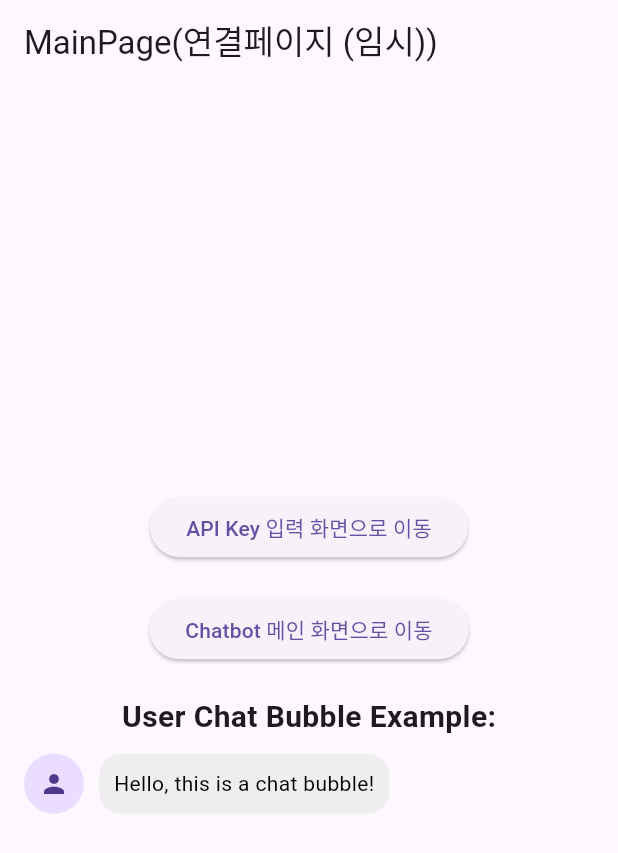
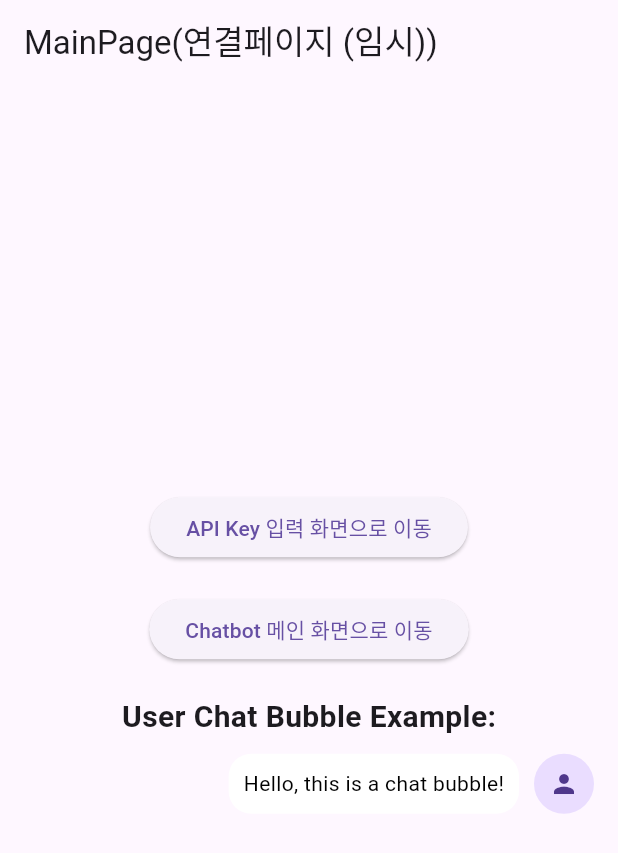
Before and after one commit to jimin0/Langchain-Sql-Chatbot-Web, a Flutter app: the screen it shows after launch, on a phone screen of 412 x 824 dp. Shown: the top 853 px of the screen. Run offline on Flutter 3.47's test engine with Material 3 defaults, Android fonts, the light colour scheme and no system bars.

Commit message:
Feat: 채팅 기본 base 위젯, ai ui, user bubble ui 추가

```diff
--- /dev/null
+++ b/lib/components/chat_aichatbubble.dart
@@ -0,0 +1,16 @@
+import 'package:flutter/material.dart';
+import 'chat_bubble_base.dart';
+
+class AIChatBubble extends StatelessWidget {
+  final String message;
+
+  AIChatBubble({required this.message});
+
+  @override
+  Widget build(BuildContext context) {
+    return ChatBubbleBase(
+      message: message,
+      isUser: false,
+    );
+  }
+}
--- /dev/null
+++ b/lib/components/chat_bubble_base.dart
@@ -0,0 +1,57 @@
+import 'package:flutter/material.dart';
+
+class ChatBubbleBase extends StatelessWidget {
+  final String message;
+  final bool isUser;
+  final Widget? editWidget;
+
+  ChatBubbleBase({
+    required this.message, // 메시지
+    required this.isUser, // 유저 or ai
+    this.editWidget,  // 수정 여부
+  });
+
+  @override
+  Widget build(BuildContext context) {
+    return Padding(
+      padding: const EdgeInsets.symmetric(vertical: 10.0, horizontal: 16.0),
+      child: Row(
+        mainAxisAlignment: isUser ? MainAxisAlignment.end : MainAxisAlignment.start,
+        crossAxisAlignment: CrossAxisAlignment.start,
+        children: [
+          if (!isUser) // AI 인 경우
+            CircleAvatar(
+              radius: 20.0,
+              child: Icon(Icons.support_agent, size: 20.0),
+            ),
+          if (!isUser) SizedBox(width: 10.0),
+          Flexible(
+            child: ConstrainedBox(
+              constraints: BoxConstraints(
+                maxWidth: MediaQuery.of(context).size.width * 0.7,
+              ),
+              child: Container(
+                padding: EdgeInsets.all(10.0),
+                decoration: BoxDecoration(
+                  color: isUser ? Colors.white : Colors.grey[200],
+                  borderRadius: BorderRadius.circular(15.0),
+                ),
+                child: Text(
+                  message,
+                  style: TextStyle(color: Colors.black),
+                ),
+              ),
+            ),
+          ),
+          if (isUser) SizedBox(width: 10.0),
+          if (isUser)
+            CircleAvatar(
+              radius: 20.0,
+              child: Icon(Icons.person, size: 20.0),
+            ),
+          if (editWidget != null) editWidget!,
+        ],
+      ),
+    );
+  }
+}
--- a/lib/components/chat_userchatbubble.dart
+++ b/lib/components/chat_userchatbubble.dart
@@ -1,8 +1,10 @@
 import 'package:flutter/material.dart';
+import 'chat_bubble_base.dart';
 
+// UserChatBubble 클래스는 사용자 이름과 메시지를 받아서 사용자 채팅 버블을 생성하는 StatefulWidget입니다.
 class UserChatBubble extends StatefulWidget {
-  final String message;
-  final String userName;
+  final String message; // 메시지 텍스트
+  final String userName; // 사용자 이름
 
   UserChatBubble({
     required this.message,
@@ -13,67 +15,67 @@ class UserChatBubble extends StatefulWidget {
   _UserChatBubbleState createState() => _UserChatBubbleState();
 }
 
+// _UserChatBubbleState 클래스는 UserChatBubble의 상태를 관리합니다.
 class _UserChatBubbleState extends State<UserChatBubble> {
-  late TextEditingController _controller;
-  bool _isEditing = false;
-  bool _isHovered = false;
+  late TextEditingController _controller; // 메시지 텍스트를 제어하는 컨트롤러
+  bool _isEditing = false; // 현재 편집 모드 여부
+  bool _isHovered = false; // 현재 마우스 호버 상태
 
+  // 위젯이 처음 생성될 때 호출됩니다.
   @override
   void initState() {
     super.initState();
+    // 메시지를 기본 텍스트로 설정하여 TextEditingController 초기화
     _controller = TextEditingController(text: widget.message);
   }
 
+  // 위젯이 제거될 때 호출됩니다.
   @override
   void dispose() {
+    // 메모리 누수를 방지하기 위해 컨트롤러 해제
     _controller.dispose();
     super.dispose();
   }
 
   @override
   Widget build(BuildContext context) {
-    return Padding(
-      padding: const EdgeInsets.symmetric(vertical: 10.0, horizontal: 16.0),
-      child: MouseRegion(
-        onEnter: (_) => setState(() => _isHovered = true),
-        onExit: (_) => setState(() => _isHovered = false),
-        child: Row(
-          crossAxisAlignment: CrossAxisAlignment.start,
+    return MouseRegion(
+      // 마우스가 위젯 위에 있을 때와 없을 때의 이벤트를 처리합니다.
+      onEnter: (_) => setState(() => _isHovered = true), // 호버 상태로 설정
+      onExit: (_) => setState(() => _isHovered = false), // 호버 상태 해제
+
+      child: _isEditing // 편집 모드일 때
+          ? Row(
               children: [
-            CircleAvatar(
-              radius: 20.0,
-              child: Icon(Icons.person, size: 20.0),
-            ),
-            SizedBox(width: 10.0),
-            Flexible(
-              child: ConstrainedBox(
-                constraints: BoxConstraints(
-                  maxWidth: MediaQuery.of(context).size.width * 0.7,
-                ),
-                child: Container(
-                  padding: EdgeInsets.all(10.0),
-                  decoration: BoxDecoration(
-                    color: Colors.grey[200],
-                    borderRadius: BorderRadius.circular(15.0),
-                  ),
-                  child: _isEditing
-                      ? TextField(
+                Expanded(
+                  child: TextField(
                     controller: _controller,
                     onSubmitted: (newValue) {
-                            setState(() => _isEditing = false);
+                      setState(() {
+                        _isEditing = false;
+                      });
                     },
-                        )
-                      : Text(
-                          _controller.text,
-                          style: TextStyle(color: Colors.black),
                   ),
                 ),
+                IconButton(
+                  icon: Icon(Icons.check),
+                  onPressed: () {
+                    setState(() {
+                      _isEditing = false;
+                    });
+                  },
                 ),
-            ),
-            if (_isHovered)
-              Padding(
+              ],
+            )
+          : ChatBubbleBase(
+              message: _controller.text, // 현재 메시지 텍스트 설정
+              isUser: true, // 사용자 메시지로 설정
+              // 마우스가 호버 상태일 때만 편집 아이콘을 표시합니다.
+              editWidget: _isHovered
+                  ? Padding(
                       padding: EdgeInsets.only(left: 8.0, top: 15.0),
                       child: GestureDetector(
+                        // 편집 아이콘을 클릭하면 편집 모드로 전환합니다.
                         onTap: () => setState(() => _isEditing = true),
                         child: Container(
                           padding: EdgeInsets.all(4),
@@ -89,14 +91,13 @@ class _UserChatBubbleState extends State<UserChatBubble> {
                             ],
                           ),
                           child: Icon(
-                      Icons.edit_outlined,
+                            Icons.edit_outlined, // 편집 아이콘
                             size: 16.0,
                           ),
                         ),
                       ),
-              ),
-          ],
-        ),
+                    )
+                  : null, // 호버 상태가 아닐 때는 편집 아이콘을 표시하지 않습니다.
             ),
     );
   }
```
Lines whose indentation alone changed are shown as unchanged.
